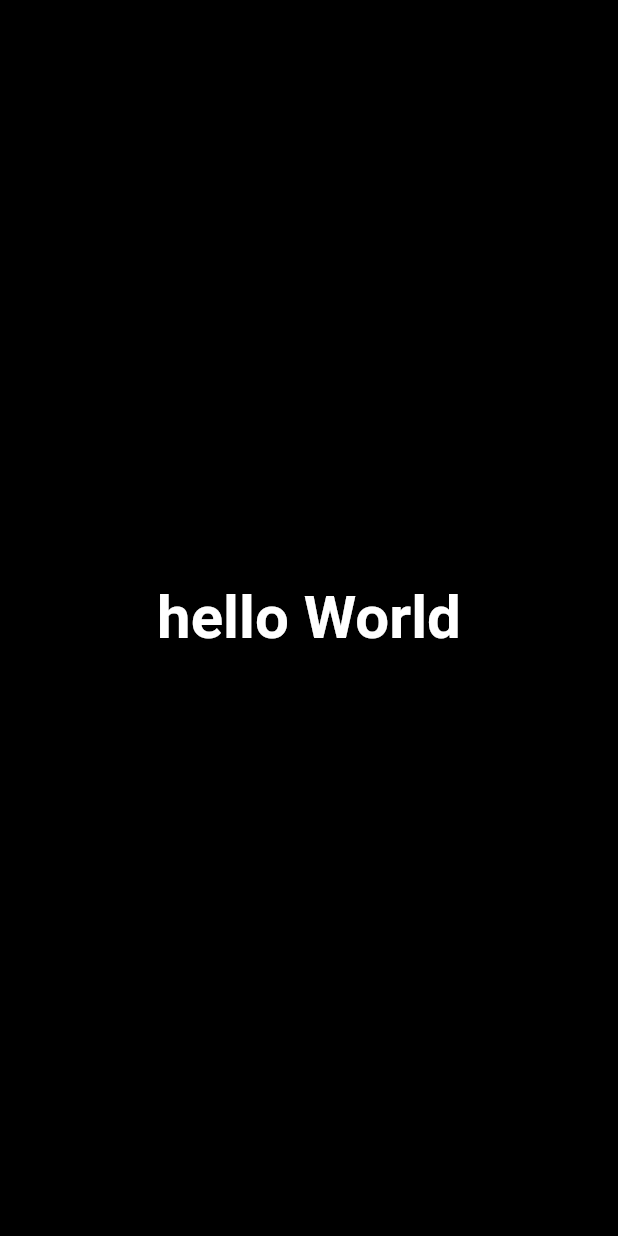
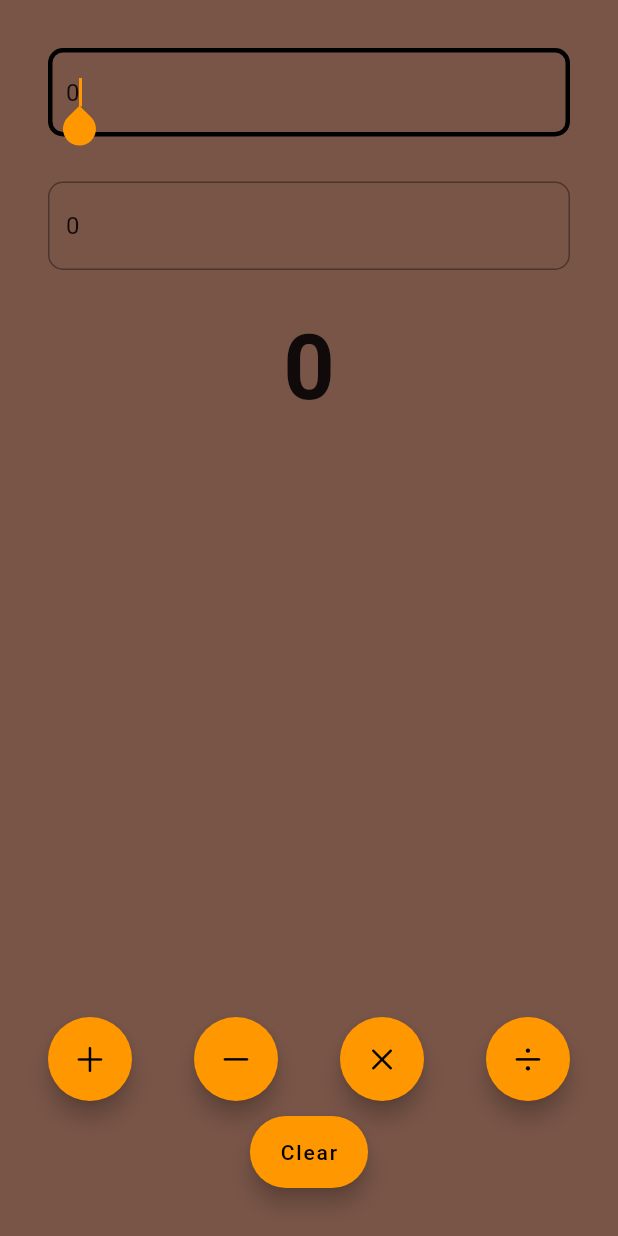
Before and after one commit to Anshadi/flutter_application_1, a Flutter app: the screen it shows after launch, on a phone screen of 412 x 824 dp. Run offline on Flutter 3.47's test engine with Material 2 defaults, Android fonts, the phone set to English and light mode, and no system bars.

Commit message:
flutter calculator done

```diff
--- a/lib/app/app.dart
+++ b/lib/app/app.dart
@@ -8,9 +8,12 @@ class MyApp extends StatelessWidget {
 
   @override
   Widget build(BuildContext context) {
-    return const MaterialApp(
+    return MaterialApp(
       title: "Flutter Learn",
-      home: HomeVeiw(),
+      theme: ThemeData(
+        primarySwatch: Colors.orange,
+      ),
+      home: const HomeVeiw(),
     );
   }
 }
--- /dev/null
+++ b/lib/veiws/calculator_veiw.dart
@@ -0,0 +1,214 @@
+// ignore_for_file: avoid_print
+
+import 'package:flutter/cupertino.dart';
+import 'package:flutter/material.dart';
+
+class CaclculatorVeiw extends StatefulWidget {
+  const CaclculatorVeiw({super.key});
+
+
+  @override
+  State<CaclculatorVeiw> createState() => _CaclculatorVeiwState();
+}
+
+class _CaclculatorVeiwState extends State<CaclculatorVeiw> {
+  int x=0;//for first number
+  int y=0;//for second number
+  num z=0;//for result num can take int and float too
+
+  final displayOneController = TextEditingController();
+  final displayTwoController = TextEditingController();
+
+    late final AppLifecycleListener _listener;
+
+ @override
+  void initState() {
+    super.initState();
+    displayOneController.text =x.toString();
+    displayTwoController.text =y.toString();
+
+    _listener = AppLifecycleListener(
+      onShow: _onShow,
+      onHide: _onHide,
+      onDetach: _onDetach,
+      onInactive: _onInactive,
+      onPause:_onPause ,
+      onResume: _onResume,
+      onRestart: _onRestart,
+      onStateChange: _onStateChange,
+      // onExitRequested: _onExitRequested,
+    );
+  }
+
+  void _onShow () => print("On show called"); //on calling the function it will  print this
+  void _onHide () => print("On hide called");
+  void _onDetach () => print("On Detach called");
+  void _onPause () => print("On Pause called");
+  void _onRestart () => print("On Restart called");
+  void _onResume () => print("On Resume called");
+  void _onInactive () => print("On Inactive called");
+
+  void _onStateChange (AppLifecycleState state) => print("On StateChange called with state: $state");
+
+
+  @override
+  void dispose(){
+    displayOneController.dispose();
+    displayTwoController.dispose();
+    _listener.dispose();
+    super.dispose();
+
+  }
+
+
+
+  // Check if input contains only numbers or a single decimal point
+
+  //THIS IS TO RESTRICT LAPTOP KEYBOARD TO ENTER STRING AS WE HAVE ALREADY SET THE INPUT TYPE TO NUMBERS ONLY.
+  //   if (!_isValidNumber(inputOne) || !_isValidNumber(inputTwo)) {
+  //     print("Invalid input");
+  //     return;
+  //   }
+
+  //   // Perform calculations
+  //   setState(() {
+  //     z = num.tryParse(inputOne)! + num.tryParse(inputTwo)!;
+  //   });
+  // }
+
+  // bool _isValidNumber(String input) {
+  //   final RegExp numberRegex = RegExp(r'^\d+(\.\d+)?$');
+  //   return numberRegex.hasMatch(input);
+  // }
+
+  @override
+  Widget build(BuildContext context) {
+    return Padding(
+      padding: const EdgeInsets.all(32.0),
+      child: Column(
+        children: [
+          //calculator display
+          //when we put textfield in it doesn,t remains stateless it does something
+          CalulatorDisplay(
+          key: const Key("displayone"),
+          hint: "Enter first number",
+          controller: displayOneController),
+
+          const SizedBox(
+            height:30,
+            ),
+
+          CalulatorDisplay(
+          key: const Key("displaytwo"),
+          hint:"Enter second number",
+          controller: displayTwoController),
+          //expand
+          const SizedBox(
+            height:30,
+            ),
+
+            Text(
+              key :const Key("Result"),
+              z.toString(),
+            style: const TextStyle(
+            fontSize: 60,
+            fontWeight: FontWeight.bold,
+            ),
+            ),
+
+
+          const Spacer(),
+
+
+          Row(
+            mainAxisAlignment: MainAxisAlignment.spaceBetween,
+            children: [
+              FloatingActionButton(onPressed: () {
+                setState(() {
+                   z=num.tryParse(displayOneController.text)!  + num.tryParse(displayTwoController.text)!;
+                });
+
+              },
+              child: const Icon(CupertinoIcons.add),
+              ),
+
+              FloatingActionButton(onPressed: () {
+              setState(() {
+                   z=num.tryParse(displayOneController.text)!  - num.tryParse(displayTwoController.text)!;
+                });
+              },
+              child: const Icon(CupertinoIcons.minus),
+              ),
+
+              FloatingActionButton(onPressed: () {
+                setState(() {
+                   z=num.tryParse(displayOneController.text)!  * num.tryParse(displayTwoController.text)!;
+                });
+              },
+              child: const Icon(CupertinoIcons.multiply
+              ),
+              ),
+
+              FloatingActionButton(onPressed: () {
+               setState(() {
+                   z=num.tryParse(displayOneController.text)!  / num.tryParse(displayTwoController.text)!;
+                });
+              },
+              child: const Icon(CupertinoIcons.divide),
+              )
+            ],
+          ),
+          const SizedBox(height: 10,),
+          FloatingActionButton.extended(onPressed: (){
+
+            setState(() {
+              x=0;
+              y=0;
+              z=0;
+              displayOneController.clear();
+              displayTwoController.clear();
+            });
+
+          },
+          label: const Text("Clear"),)
+          //calculator buttons
+        ],
+      ),
+    );
+  }
+}
+
+class CalulatorDisplay extends StatelessWidget {
+  const CalulatorDisplay({
+    super.key,
+    this.hint ="Enter a number",
+    required this.controller
+  });
+
+  final String? hint;
+  final TextEditingController controller;
+
+
+  @override
+  Widget build(BuildContext context) {
+    return TextField(
+      controller: controller,
+      keyboardType: const TextInputType.numberWithOptions(decimal: true),
+      autofocus: true,
+      decoration: InputDecoration(
+        focusedBorder: OutlineInputBorder(
+          borderSide:const BorderSide(color: Colors.black, width: 3.0),
+        borderRadius : BorderRadius.circular(10),
+        ),
+
+        border: OutlineInputBorder(
+          borderSide: const BorderSide(color: Colors.black , width: 3.0),
+
+        borderRadius : BorderRadius.circular(10),
+         ),
+        hintText: hint,
+      hintStyle:const TextStyle(color: Colors.white)
+      ),
+    );
+  }
+}
--- a/lib/veiws/homeview.dart
+++ b/lib/veiws/homeview.dart
@@ -1,21 +1,28 @@
 import 'package:flutter/material.dart';
+import 'package:flutter_application_1/veiws/calculator_veiw.dart';
 
 class HomeVeiw extends StatelessWidget {
   const HomeVeiw({super.key});
 
   @override
   Widget build(BuildContext context) {
-    return Material(
-      child: Container(
-          color: Colors.black,
-          child: const Center(
-            child: Text("hello World",
+    return Scaffold(
+        backgroundColor: Colors.orange,
+        body: SafeArea(
+          child: Container(
+            color: Colors.brown,
+            child: const CaclculatorVeiw(),
+          ),
+        ));
+  }
+}
+
+
+/*const Center(
+            child: Text("Hello World",
                 style: TextStyle(
                   fontSize: 40,
                   color: Colors.white,
                   fontWeight: FontWeight.bold,
                 )),
-          )),
-    );
-  }
-}
+          )),*/
```
Also changed, not shown: 1 other file.
